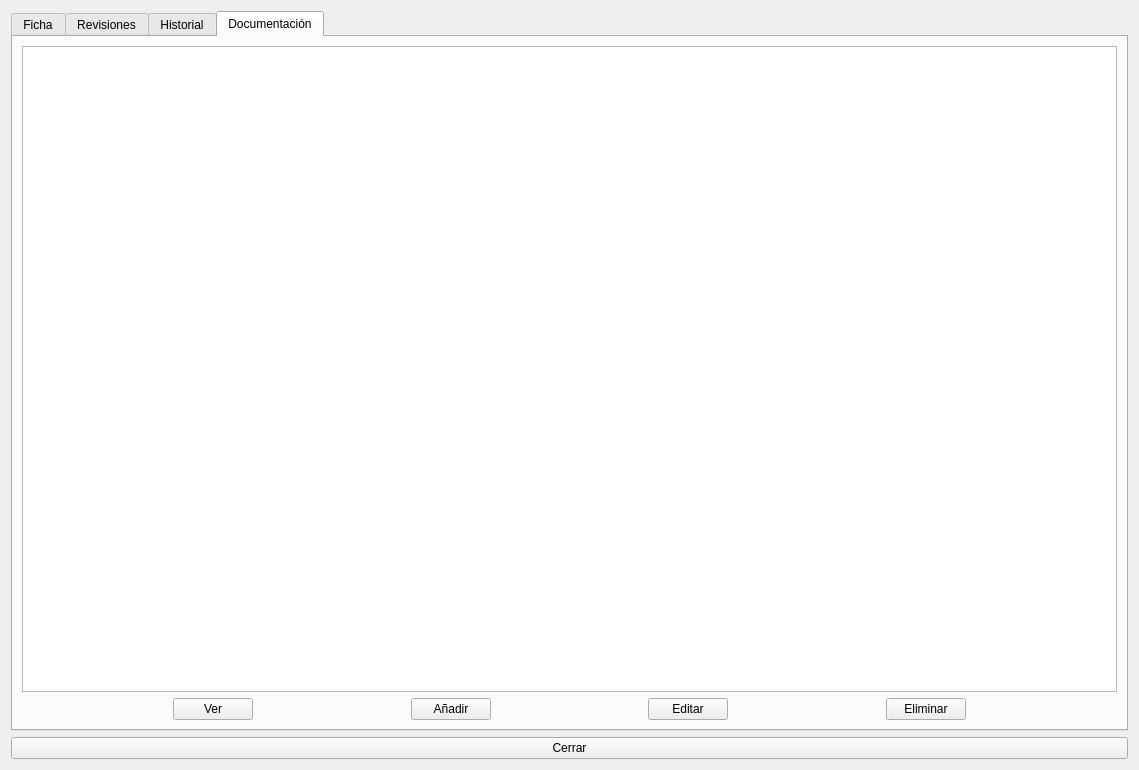
serk82/nexus_admin_client, file views/forms_ui/vehicle.ui: the form before one commit.
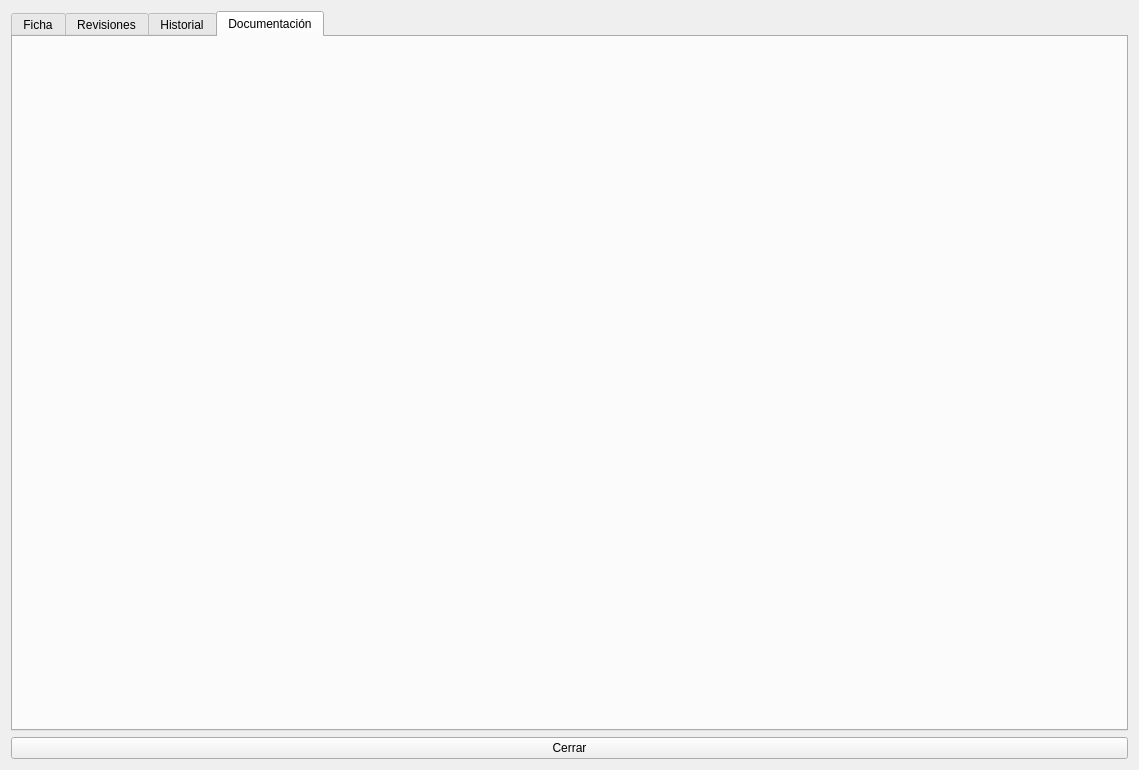
The form after the commit. The open tabs and pages were chosen to show the change.

The edit to the form file:
```diff
--- a/views/forms_ui/vehicle.ui
+++ b/views/forms_ui/vehicle.ui
@@ -1078,120 +1078,6 @@
         <attribute name="title">
          <string>Documentación</string>
         </attribute>
-        <layout class="QGridLayout" name="gridLayout_15">
-         <item row="0" column="0">
-          <widget class="QTableView" name="tvw_vehicle_documents"/>
-         </item>
-         <item row="1" column="0">
-          <layout class="QHBoxLayout" name="horizontalLayout_7" stretch="0,0,0,0,0,0,0,0,0">
-           <property name="sizeConstraint">
-            <enum>QLayout::SizeConstraint::SetDefaultConstraint</enum>
-           </property>
-           <item>
-            <spacer name="horizontalSpacer_8">
-             <property name="orientation">
-              <enum>Qt::Orientation::Horizontal</enum>
-             </property>
-             <property name="sizeType">
-              <enum>QSizePolicy::Policy::Expanding</enum>
-             </property>
-             <property name="sizeHint" stdset="0">
-              <size>
-               <width>40</width>
-               <height>20</height>
-              </size>
-             </property>
-            </spacer>
-           </item>
-           <item>
-            <widget class="QPushButton" name="btn_view_vehicle_document">
-             <property name="text">
-              <string>Ver</string>
-             </property>
-            </widget>
-           </item>
-           <item>
-            <spacer name="horizontalSpacer_16">
-             <property name="orientation">
-              <enum>Qt::Orientation::Horizontal</enum>
-             </property>
-             <property name="sizeHint" stdset="0">
-              <size>
-               <width>40</width>
-               <height>20</height>
-              </size>
-             </property>
-            </spacer>
-           </item>
-           <item>
-            <widget class="QPushButton" name="btn_add_vehicle_document">
-             <property name="minimumSize">
-              <size>
-               <width>0</width>
-               <height>0</height>
-              </size>
-             </property>
-             <property name="text">
-              <string>Añadir</string>
-             </property>
-            </widget>
-           </item>
-           <item>
-            <spacer name="horizontalSpacer_9">
-             <property name="orientation">
-              <enum>Qt::Orientation::Horizontal</enum>
-             </property>
-             <property name="sizeHint" stdset="0">
-              <size>
-               <width>40</width>
-               <height>20</height>
-              </size>
-             </property>
-            </spacer>
-           </item>
-           <item>
-            <widget class="QPushButton" name="btn_edit_vehicle_document">
-             <property name="text">
-              <string>Editar</string>
-             </property>
-            </widget>
-           </item>
-           <item>
-            <spacer name="horizontalSpacer_14">
-             <property name="orientation">
-              <enum>Qt::Orientation::Horizontal</enum>
-             </property>
-             <property name="sizeHint" stdset="0">
-              <size>
-               <width>40</width>
-               <height>20</height>
-              </size>
-             </property>
-            </spacer>
-           </item>
-           <item>
-            <widget class="QPushButton" name="btn_delete_vehicle_document">
-             <property name="text">
-              <string>Eliminar</string>
-             </property>
-            </widget>
-           </item>
-           <item>
-            <spacer name="horizontalSpacer_15">
-             <property name="orientation">
-              <enum>Qt::Orientation::Horizontal</enum>
-             </property>
-             <property name="sizeHint" stdset="0">
-              <size>
-               <width>40</width>
-               <height>20</height>
-              </size>
-             </property>
-            </spacer>
-           </item>
-          </layout>
-         </item>
-        </layout>
        </widget>
       </widget>
      </item>
```
Left out of the diff: 36 changed lines with no effect on the pictures.
